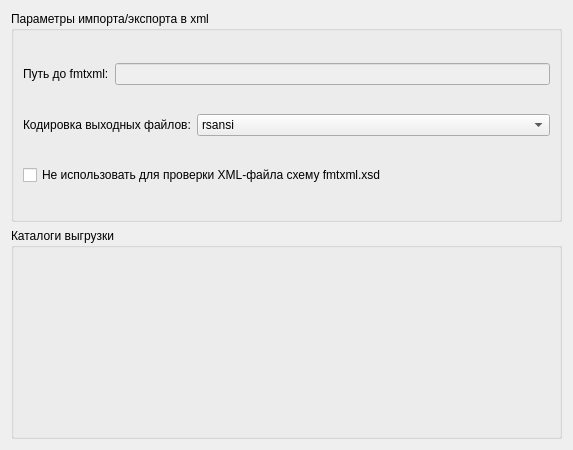
Old version of the form FmtLib/options/generaloptions.ui in the repository Smitt64/WorkFMT.
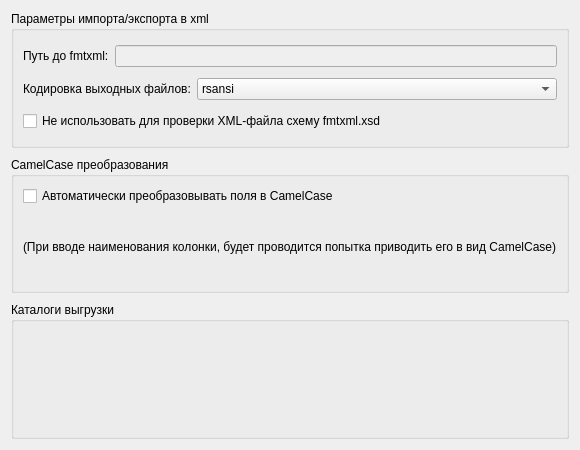
New version of the form. Custom widgets are drawn as their Qt base class.

Patch:
```diff
--- a/FmtLib/options/generaloptions.ui
+++ b/FmtLib/options/generaloptions.ui
@@ -14,6 +14,9 @@
    <string>Form</string>
   </property>
   <layout class="QVBoxLayout" name="verticalLayout_3">
+   <property name="spacing">
+    <number>9</number>
+   </property>
    <item>
     <widget class="QGroupBox" name="groupBox">
      <property name="title">
@@ -107,6 +110,44 @@
      </layout>
     </widget>
    </item>
+   <item>
+    <widget class="QGroupBox" name="groupBox_2">
+     <property name="title">
+      <string>CamelCase преобразования </string>
+     </property>
+     <property name="flat">
+      <bool>true</bool>
+     </property>
+     <layout class="QVBoxLayout" name="verticalLayout_4">
+      <property name="leftMargin">
+       <number>9</number>
+      </property>
+      <property name="topMargin">
+       <number>9</number>
+      </property>
+      <property name="rightMargin">
+       <number>9</number>
+      </property>
+      <property name="bottomMargin">
+       <number>9</number>
+      </property>
+      <item>
+       <widget class="QCheckBox" name="autoCamelCase">
+        <property name="text">
+         <string>Автоматически преобразовывать поля в CamelCase</string>
+        </property>
+       </widget>
+      </item>
+      <item>
+       <widget class="QLabel" name="label">
+        <property name="text">
+         <string>(При вводе наименования колонки, будет проводится попытка приводить его в вид CamelCase)</string>
+        </property>
+       </widget>
+      </item>
+     </layout>
+    </widget>
+   </item>
    <item>
     <widget class="QGroupBox" name="pathsGroup">
      <property name="title">
```
